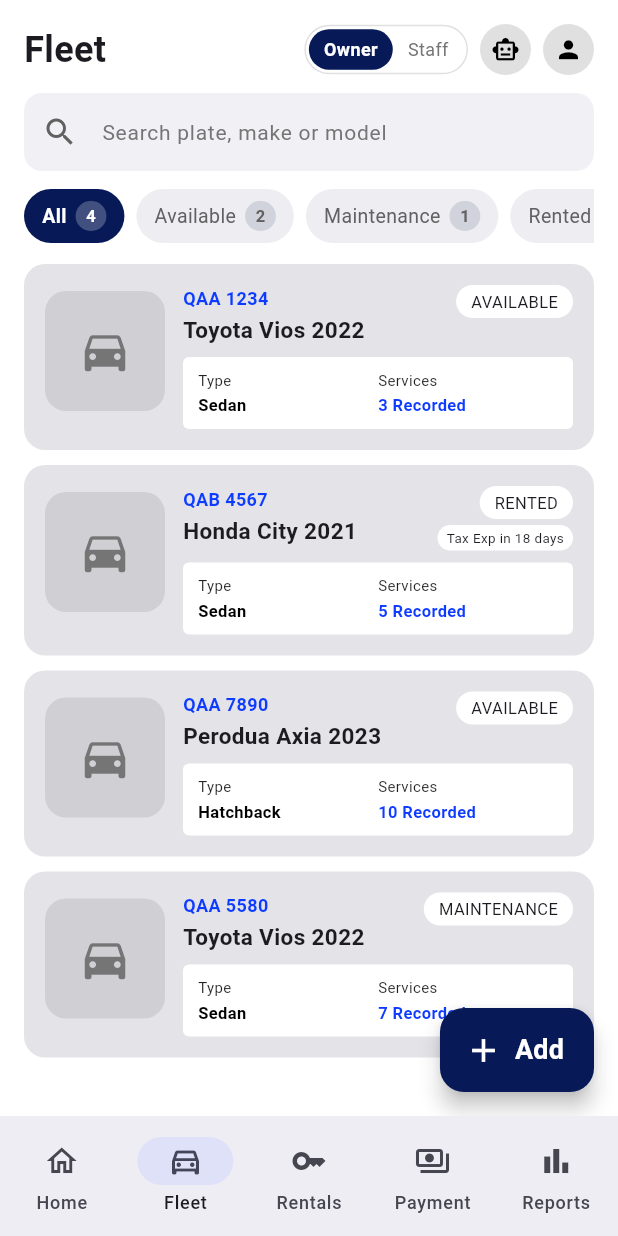
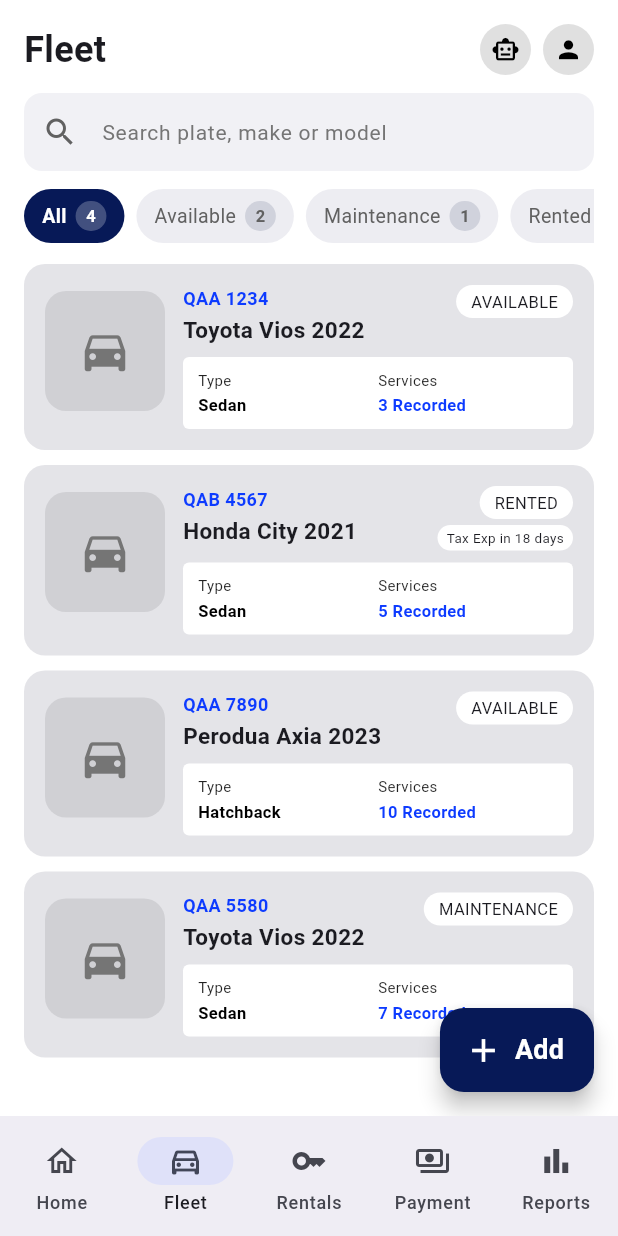
Before and after one commit to Joyce-la/TMA3084-SpringTech-RentEasy, a Flutter app: the screen it shows after launch, item 2 of the bottom bar chosen, on a phone screen of 412 x 824 dp. Run offline on Flutter 3.47's test engine with Material 3 defaults, Android fonts, the phone set to English and light mode, and no system bars; our stand-ins replace cupertino_ui, material_ui.

Commit message:
Rremove Owner/Staff toggle from top bar

```diff
--- a/src/frontend/lib/screens/fleet/fleet_screen.dart
+++ b/src/frontend/lib/screens/fleet/fleet_screen.dart
@@ -34,8 +34,6 @@ class FleetScreen extends StatefulWidget {
 class _FleetScreenState extends State<FleetScreen> {
   static const Color navyBlue = Color(0xFF071957);
 
-  // UI state
-  bool isOwner = true;
   String searchQuery = '';
   VehicleStatus? selectedFilter;
 
@@ -104,11 +102,7 @@ class _FleetScreenState extends State<FleetScreen> {
           child: Column(
             crossAxisAlignment: CrossAxisAlignment.start,
             children: [
-              AppTopBar(
-                title: 'Fleet',
-                isOwner: isOwner,
-                onRoleChanged: (v) => setState(() => isOwner = v),
-              ),
+              AppTopBar(title: 'Fleet'),
 
               const SizedBox(height: 12),
 
--- a/src/frontend/lib/widgets/app_top_bar.dart
+++ b/src/frontend/lib/widgets/app_top_bar.dart
@@ -4,24 +4,16 @@ class AppTopBar extends StatelessWidget {
   const AppTopBar({
     super.key,
     required this.title,
-    this.isOwner,
-    this.onRoleChanged,
     this.onAssistantTap,
     this.onProfileTap,
-    this.activeColor = const Color(0xFF071957),
   });
 
   final String title;
-  final bool? isOwner; // null = 不显示 Owner/Staff 切换
-  final ValueChanged<bool>? onRoleChanged;
   final VoidCallback? onAssistantTap;
   final VoidCallback? onProfileTap;
-  final Color activeColor;
 
   @override
   Widget build(BuildContext context) {
-    final showToggle = isOwner != null && onRoleChanged != null;
-
     return Row(
       mainAxisAlignment: MainAxisAlignment.spaceBetween,
       children: [
@@ -31,14 +23,6 @@ class AppTopBar extends StatelessWidget {
         ),
         Row(
           children: [
-            if (showToggle) ...[
-              _RoleToggle(
-                isOwner: isOwner!,
-                onChanged: onRoleChanged!,
-                activeColor: activeColor,
-              ),
-              const SizedBox(width: 8),
-            ],
             _HeaderIcon(
               icon: Icons.smart_toy_outlined,
               tooltip: 'AI assistant',
@@ -53,57 +37,6 @@ class AppTopBar extends StatelessWidget {
           ],
         ),
       ],
-    );
-  }
-}
-
-class _RoleToggle extends StatelessWidget {
-  const _RoleToggle({
-    required this.isOwner,
-    required this.onChanged,
-    required this.activeColor,
-  });
-
-  final bool isOwner;
-  final ValueChanged<bool> onChanged;
-  final Color activeColor;
-
-  Widget _option(String label, bool selected, VoidCallback onTap) {
-    return GestureDetector(
-      onTap: onTap,
-      child: Container(
-        padding: const EdgeInsets.symmetric(horizontal: 10, vertical: 5),
-        decoration: BoxDecoration(
-          color: selected ? activeColor : Colors.transparent,
-          borderRadius: BorderRadius.circular(20),
-        ),
-        child: Text(
-          label,
-          style: TextStyle(
-            fontSize: 12,
-            fontWeight: selected ? FontWeight.bold : FontWeight.normal,
-            color: selected ? Colors.white : Colors.grey.shade600,
-          ),
-        ),
-      ),
-    );
-  }
-
-  @override
-  Widget build(BuildContext context) {
-    return Container(
-      padding: const EdgeInsets.all(2),
-      decoration: BoxDecoration(
-        color: Colors.white,
-        borderRadius: BorderRadius.circular(20),
-        border: Border.all(color: Colors.grey.shade300),
-      ),
-      child: Row(
-        children: [
-          _option('Owner', isOwner, () => onChanged(true)),
-          _option('Staff', !isOwner, () => onChanged(false)),
-        ],
-      ),
     );
   }
 }
```
Also changed, not shown: 1 other file.
